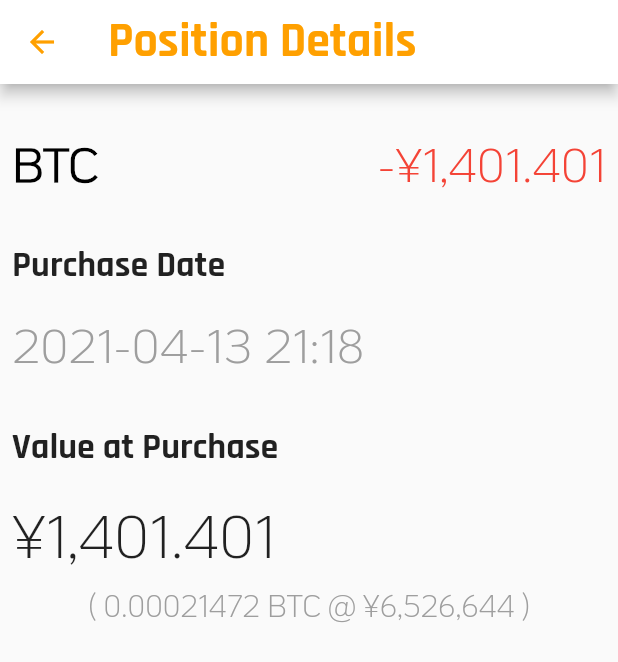
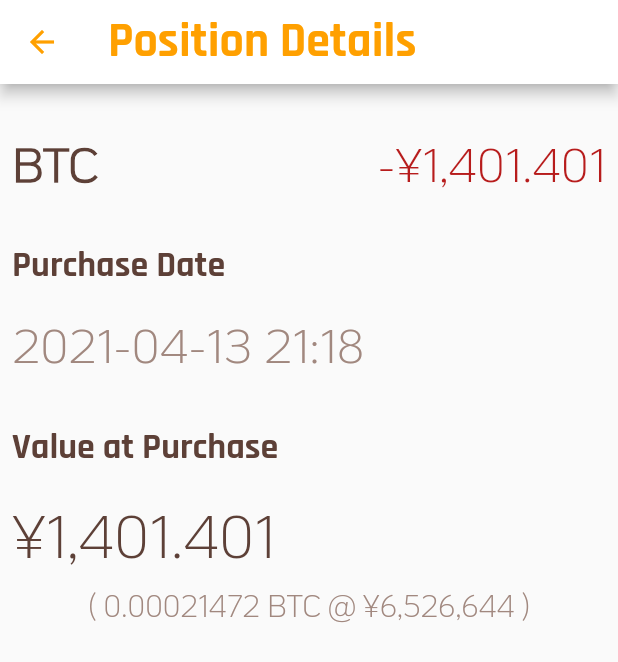
Before and after one commit to calbert1209/guldfasan, a Flutter app: the screen it shows after launch, after a tap on an icon or button, on a phone screen of 412 x 824 dp. Shown: the top 662 px of the screen. Run offline on Flutter 3.47's test engine with Material 2 defaults, Android fonts, the phone set to English and light mode, and no system bars; our stand-ins replace sqflite; accounts and stored records are empty.

Commit message:
use brown colors and date formatters

```diff
--- a/lib/pages/postion_details_page.dart
+++ b/lib/pages/postion_details_page.dart
@@ -1,6 +1,13 @@
 import 'package:flutter/material.dart';
 import 'package:guldfasan/models/position.dart';
 import 'package:intl/intl.dart';
+
+final String Function(dynamic number) _formatDecimalCurrency =
+    NumberFormat.simpleCurrency(
+  locale: "en-US",
+  name: "JPY",
+  decimalDigits: 3,
+).format;
 
 class PositionDetailsPage extends StatelessWidget {
   PositionDetailsPage({required this.position, required this.currentPrice});
@@ -61,12 +68,6 @@ class PurchaseValue extends StatelessWidget {
 
   final Position position;
 
-  final currencyFormatter = NumberFormat.simpleCurrency(
-    locale: "en-US",
-    name: "JPY",
-    decimalDigits: 3,
-  );
-
   @override
   Widget build(BuildContext context) {
     final valueAtPurchase = position.units * position.price;
@@ -75,11 +76,12 @@ class PurchaseValue extends StatelessWidget {
         Padding(
           padding: EdgeInsets.all(8.0),
           child: Text(
-            currencyFormatter.format(valueAtPurchase),
+            _formatDecimalCurrency(valueAtPurchase),
             style: TextStyle(
               fontFamily: 'KoHo',
               fontWeight: FontWeight.w500,
               fontSize: 40.0,
+              color: Colors.brown.shade700,
             ),
           ),
         ),
@@ -96,10 +98,11 @@ class PurchaseValueBreakDown extends StatelessWidget {
 
   final Position position;
 
-  final currencyFormatter = NumberFormat.simpleCurrency(
+  final String Function(dynamic number) _formatCurrency =
+      NumberFormat.simpleCurrency(
     locale: "en-US",
     name: "JPY",
-  );
+  ).format;
 
   @override
   Widget build(BuildContext context) {
@@ -110,7 +113,7 @@ class PurchaseValueBreakDown extends StatelessWidget {
         position.units.toString(),
         ' ${position.symbol}',
         ' @ ',
-        currencyFormatter.format(position.price),
+        _formatCurrency(position.price),
         ' ) ',
       ].map<Widget>((it) {
         return Text(
@@ -119,7 +122,7 @@ class PurchaseValueBreakDown extends StatelessWidget {
             fontFamily: 'KoHo',
             fontWeight: FontWeight.w300,
             fontSize: 20.0,
-            color: Colors.grey,
+            color: Colors.brown.shade300,
           ),
         );
       }).toList(),
@@ -143,10 +146,11 @@ class SectionLabel extends StatelessWidget {
           padding: const EdgeInsets.fromLTRB(8.0, 24.0, 8.0, 8.0),
           child: Text(
             text,
-            style: const TextStyle(
+            style: TextStyle(
               fontFamily: 'Rajdhani',
               fontWeight: FontWeight.w700,
               fontSize: 24.0,
+              color: Colors.brown.shade700,
             ),
           ),
         ),
@@ -165,8 +169,7 @@ class PurchaseDateLabel extends StatelessWidget {
 
   @override
   Widget build(BuildContext context) {
-    final dateFormat = DateFormat("yyyy-MM-dd HH:mm");
-    final dateString = dateFormat.format(dateTime);
+    final dateString = DateFormat("yyyy-MM-dd HH:mm").format(dateTime);
 
     return Row(
       children: [
@@ -177,7 +180,7 @@ class PurchaseDateLabel extends StatelessWidget {
             style: TextStyle(
               fontFamily: "KoHo",
               fontSize: 32.0,
-              color: Colors.grey,
+              color: Colors.brown.shade300,
             ),
           ),
         ),
@@ -196,11 +199,6 @@ class DetailsHeader extends StatelessWidget {
   final Position position;
   final double currentPrice;
 
-  final currencyFormatter = NumberFormat.simpleCurrency(
-    locale: "en-US",
-    name: "JPY",
-    decimalDigits: 3,
-  );
   final String family = "KoHo";
   final double size = 32.0;
   final EdgeInsets padding = EdgeInsets.fromLTRB(8.0, 32.0, 8.0, 8.0);
@@ -220,19 +218,20 @@ class DetailsHeader extends StatelessWidget {
               fontFamily: family,
               fontSize: size,
               fontWeight: FontWeight.w700,
-              color: Colors.black,
+              color: Colors.brown.shade700,
             ),
           ),
         ),
         Padding(
           padding: padding,
           child: Text(
-            currencyFormatter.format(totalProfit),
+            _formatDecimalCurrency(totalProfit),
             style: TextStyle(
               fontFamily: family,
               fontSize: size,
               fontWeight: FontWeight.w500,
-              color: totalProfit > 0 ? Colors.green : Colors.red,
+              color:
+                  totalProfit > 0 ? Colors.green.shade300 : Colors.red.shade900,
             ),
           ),
         ),
@@ -240,23 +239,3 @@ class DetailsHeader extends StatelessWidget {
     );
   }
 }
-
-class MyContainer extends StatelessWidget {
-  const MyContainer({
-    Key? key,
-  }) : super(key: key);
-
-  @override
-  Widget build(BuildContext context) {
-    return Container(
-      color: Colors.white,
-      child: Center(
-        child: Column(
-          mainAxisAlignment: MainAxisAlignment.center,
-          mainAxisSize: MainAxisSize.min,
-          children: <Widget>[],
-        ),
-      ),
-    );
-  }
-}
--- a/lib/widgets/portfolio.dart
+++ b/lib/widgets/portfolio.dart
@@ -2,7 +2,10 @@ import 'package:flutter/material.dart';
 import 'package:guldfasan/app_state.dart';
 import 'package:guldfasan/models/position.dart';
 import 'package:guldfasan/widgets/position_collection_display.dart';
+import 'package:intl/intl.dart';
 import 'package:provider/provider.dart';
+
+final _formatDate = DateFormat("yyyy-MM-dd HH:mm:ss").format;
 
 class PortfolioStreamBuilder extends StatelessWidget {
   PortfolioStreamBuilder(this._portfolio);
@@ -22,7 +25,7 @@ class PortfolioStreamBuilder extends StatelessWidget {
         }
         if (snapshot.hasData) {
           priceData = snapshot.data;
-          timestamp = DateTime.now().toIso8601String();
+          timestamp = _formatDate(DateTime.now());
         }
         return Column(
           children: [
--- a/lib/widgets/position_collection_display.dart
+++ b/lib/widgets/position_collection_display.dart
@@ -43,6 +43,7 @@ class Header extends StatelessWidget {
 
   final String symbol;
   final double currentPrice;
+  final _color = Colors.brown.shade700;
 
   @override
   Widget build(BuildContext context) {
@@ -57,6 +58,7 @@ class Header extends StatelessWidget {
               fontFamily: 'Rajdhani',
               fontWeight: FontWeight.w700,
               fontSize: 32,
+              color: _color,
             ),
           ),
           Text(
@@ -65,6 +67,7 @@ class Header extends StatelessWidget {
               fontFamily: 'KoBo',
               fontWeight: FontWeight.w300,
               fontSize: 32,
+              color: _color,
             ),
           ),
         ],
@@ -74,23 +77,25 @@ class Header extends StatelessWidget {
 }
 
 class PositionDisplay extends StatelessWidget {
-  PositionDisplay(
-      {Key? key, required this.position, required this.currentPrice});
+  PositionDisplay({
+    Key? key,
+    required this.position,
+    required this.currentPrice,
+  }) : diff = (currentPrice - position.price) * position.units;
 
   final Position position;
   final double currentPrice;
-  final dateFormatter = DateFormat('yyyy-MM-dd');
+  final double diff;
+  final _formatDate = DateFormat('yyyy-MM-dd').format;
 
   @override
   Widget build(BuildContext context) {
-    final diff = (currentPrice - position.price) * position.units;
-    var diffColor = Colors.black;
+    var diffColor = Colors.brown.shade700;
     if (diff < 0) {
-      diffColor = Colors.red.shade700;
+      diffColor = Colors.red.shade900;
     } else if (diff > 0) {
-      diffColor = Colors.lightGreen.shade700;
+      diffColor = Colors.green.shade300;
     }
-    final dateString = dateFormatter.format(position.dateTime);
     return Card(
       shape: RoundedRectangleBorder(
         borderRadius: BorderRadius.all(
@@ -120,10 +125,10 @@ class PositionDisplay extends StatelessWidget {
                 mainAxisAlignment: MainAxisAlignment.start,
                 children: [
                   FlexiblePriceCell(
-                    text: dateString,
+                    text: _formatDate(position.dateTime),
                     textAlign: TextAlign.left,
                     fontSize: 20.0,
-                    color: Colors.grey,
+                    color: Colors.brown.shade300,
                   ),
                   FlexiblePriceCell(
                     text: '${_formatCurrency(diff)}',
```
Also changed, not shown: lib/widgets/home_page.dart (+0 -18 lines).
